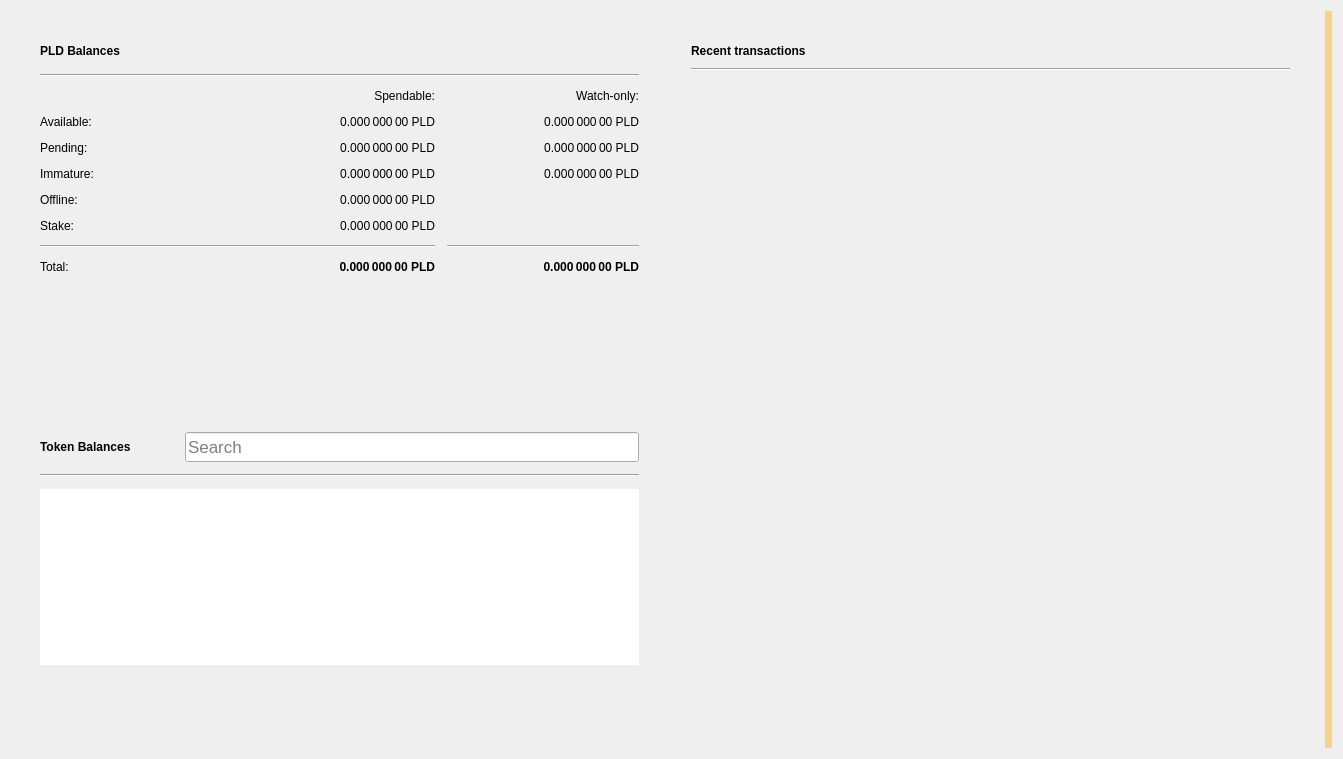
PaladeumBlockchain/Paladeum, file src/qt/forms/overviewpage.ui: the form before one commit.
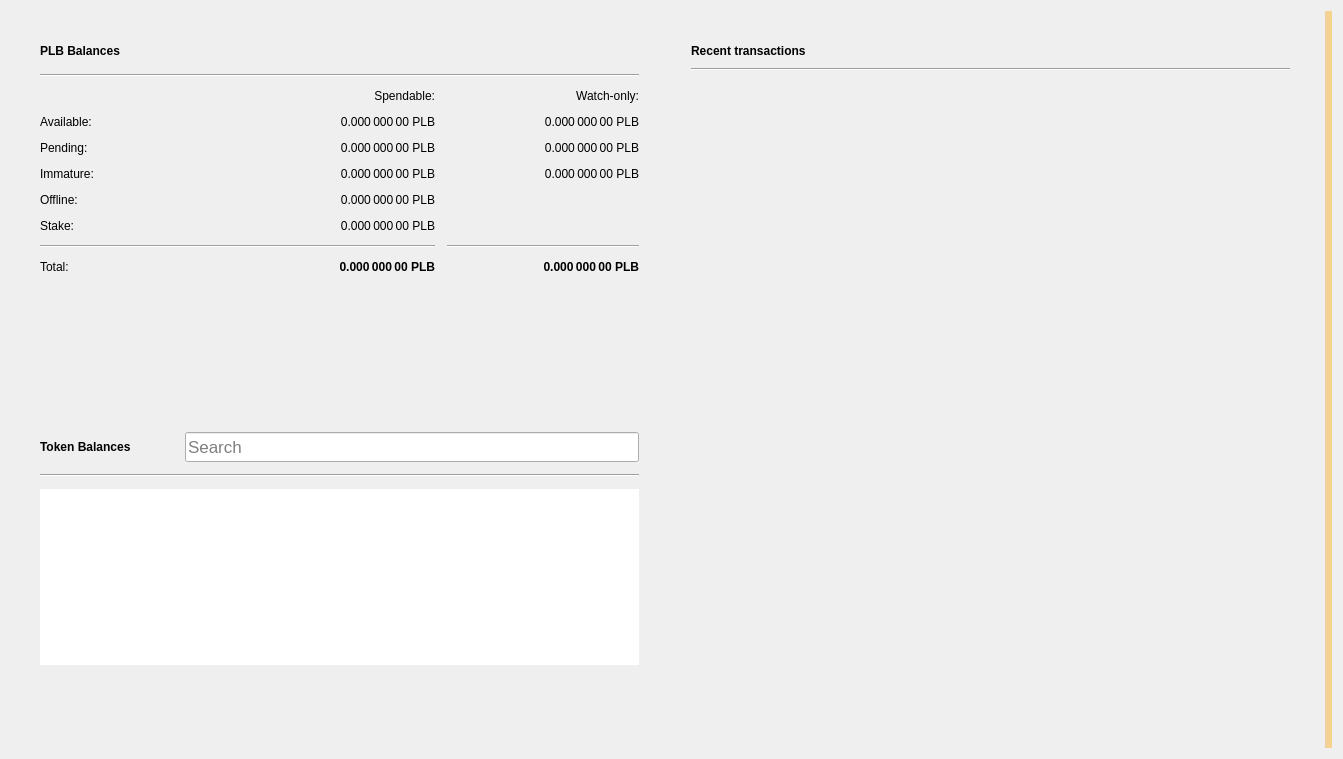
The form after the commit. Icons and pictures are not drawn.

```diff
--- a/src/qt/forms/overviewpage.ui
+++ b/src/qt/forms/overviewpage.ui
@@ -94,7 +94,7 @@
                  </font>
                 </property>
                 <property name="text">
-                 <string>PLD Balances</string>
+                 <string>PLB Balances</string>
                 </property>
                </widget>
               </item>
@@ -173,7 +173,7 @@
                  <string>Total of transactions that have yet to be confirmed, and do not yet count toward the spendable balance</string>
                 </property>
                 <property name="text">
-                 <string notr="true">0.000 000 00 PLD</string>
+                 <string notr="true">0.000 000 00 PLB</string>
                 </property>
                 <property name="alignment">
                  <set>Qt::AlignRight|Qt::AlignTrailing|Qt::AlignVCenter</set>
@@ -205,7 +205,7 @@
                  <string>Mined balance in watch-only addresses that has not yet matured</string>
                 </property>
                 <property name="text">
-                 <string notr="true">0.000 000 00 PLD</string>
+                 <string notr="true">0.000 000 00 PLB</string>
                 </property>
                 <property name="alignment">
                  <set>Qt::AlignRight|Qt::AlignTrailing|Qt::AlignVCenter</set>
@@ -230,7 +230,7 @@
                  <string>Your current stake</string>
                 </property>
                 <property name="text">
-                 <string notr="true">0.000 000 00 PLD</string>
+                 <string notr="true">0.000 000 00 PLB</string>
                 </property>
                 <property name="alignment">
                  <set>Qt::AlignRight|Qt::AlignTrailing|Qt::AlignVCenter</set>
@@ -272,7 +272,7 @@
                  <string>Your current spendable balance</string>
                 </property>
                 <property name="text">
-                 <string notr="true">0.000 000 00 PLD</string>
+                 <string notr="true">0.000 000 00 PLB</string>
                 </property>
                 <property name="alignment">
                  <set>Qt::AlignRight|Qt::AlignTrailing|Qt::AlignVCenter</set>
@@ -285,7 +285,7 @@
               <item row="4" column="1">
                <widget class="QLabel" name="labelOffline">
                 <property name="text">
-                 <string>0.000 000 00 PLD</string>
+                 <string>0.000 000 00 PLB</string>
                 </property>
                 <property name="alignment">
                  <set>Qt::AlignRight|Qt::AlignTrailing|Qt::AlignVCenter</set>
@@ -307,7 +307,7 @@
                  <string>Unconfirmed transactions to watch-only addresses</string>
                 </property>
                 <property name="text">
-                 <string notr="true">0.000 000 00 PLD</string>
+                 <string notr="true">0.000 000 00 PLB</string>
                 </property>
                 <property name="alignment">
                  <set>Qt::AlignRight|Qt::AlignTrailing|Qt::AlignVCenter</set>
@@ -332,7 +332,7 @@
                  <string>Your current balance in watch-only addresses</string>
                 </property>
                 <property name="text">
-                 <string notr="true">0.000 000 00 PLD</string>
+                 <string notr="true">0.000 000 00 PLB</string>
                 </property>
                 <property name="alignment">
                  <set>Qt::AlignRight|Qt::AlignTrailing|Qt::AlignVCenter</set>
@@ -407,7 +407,7 @@
                  <string>Mined balance that has not yet matured</string>
                 </property>
                 <property name="text">
-                 <string notr="true">0.000 000 00 PLD</string>
+                 <string notr="true">0.000 000 00 PLB</string>
                 </property>
                 <property name="alignment">
                  <set>Qt::AlignRight|Qt::AlignTrailing|Qt::AlignVCenter</set>
@@ -432,7 +432,7 @@
                  <string>Your current total balance</string>
                 </property>
                 <property name="text">
-                 <string notr="true">0.000 000 00 PLD</string>
+                 <string notr="true">0.000 000 00 PLB</string>
                 </property>
                 <property name="alignment">
                  <set>Qt::AlignRight|Qt::AlignTrailing|Qt::AlignVCenter</set>
@@ -471,7 +471,7 @@
                  <string>Current total balance in watch-only addresses</string>
                 </property>
                 <property name="text">
-                 <string notr="true">0.000 000 00 PLD</string>
+                 <string notr="true">0.000 000 00 PLB</string>
                 </property>
                 <property name="alignment">
                  <set>Qt::AlignRight|Qt::AlignTrailing|Qt::AlignVCenter</set>
```
